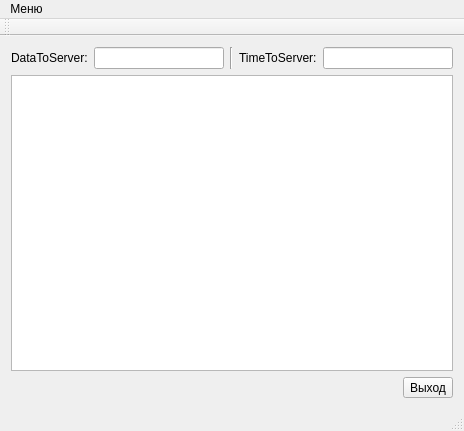
Above: TcpChatClient/tcpchatclient.ui from ulkiorra1992/Chat before the change. Below: the same form after it.
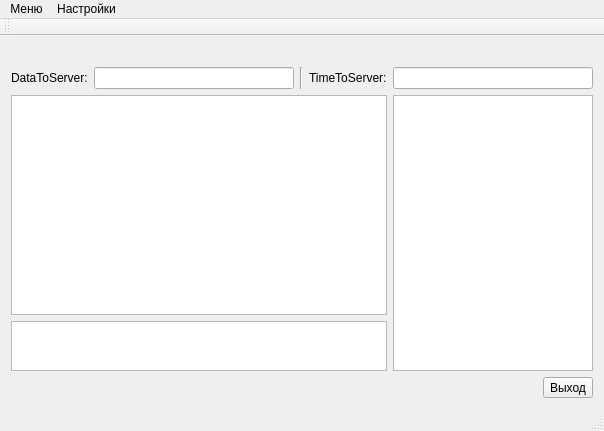
That is the form after the change. Icons and pictures are not drawn.

Diff of the .ui file:
```diff
--- a/TcpChatClient/tcpchatclient.ui
+++ b/TcpChatClient/tcpchatclient.ui
@@ -6,7 +6,7 @@
    <rect>
     <x>0</x>
     <y>0</y>
-    <width>464</width>
+    <width>604</width>
     <height>431</height>
    </rect>
   </property>
@@ -14,8 +14,18 @@
    <string>TcpChatClient</string>
   </property>
   <widget class="QWidget" name="centralWidget">
-   <layout class="QVBoxLayout" name="verticalLayout">
-    <item>
+   <layout class="QGridLayout" name="gridLayout">
+    <item row="2" column="1" rowspan="2">
+     <widget class="QListWidget" name="listWidgetUsers">
+      <property name="maximumSize">
+       <size>
+        <width>200</width>
+        <height>16777215</height>
+       </size>
+      </property>
+     </widget>
+    </item>
+    <item row="1" column="0" colspan="2">
      <layout class="QHBoxLayout" name="horizontalLayout">
       <item>
        <widget class="QLabel" name="label">
@@ -46,8 +56,8 @@
       </item>
      </layout>
     </item>
-    <item>
-     <widget class="QTextEdit" name="textEdit">
+    <item row="2" column="0">
+     <widget class="QTextEdit" name="teIn">
       <property name="html">
        <string>&lt;!DOCTYPE HTML PUBLIC &quot;-//W3C//DTD HTML 4.0//EN&quot; &quot;http://www.w3.org/TR/REC-html40/strict.dtd&quot;&gt;
 &lt;html&gt;&lt;head&gt;&lt;meta name=&quot;qrichtext&quot; content=&quot;1&quot; /&gt;&lt;style type=&quot;text/css&quot;&gt;
@@ -57,7 +67,17 @@
       </property>
      </widget>
     </item>
-    <item>
+    <item row="3" column="0">
+     <widget class="QTextEdit" name="teOut">
+      <property name="maximumSize">
+       <size>
+        <width>16777215</width>
+        <height>50</height>
+       </size>
+      </property>
+     </widget>
+    </item>
+    <item row="4" column="0" colspan="2">
      <layout class="QHBoxLayout" name="horizontalLayout_2">
       <item>
        <spacer name="horizontalSpacer">
@@ -77,10 +97,24 @@
         <property name="text">
          <string>Выход</string>
         </property>
+        <property name="icon">
+         <iconset resource="res.qrc">
+          <normaloff>:/img/quit.png</normaloff>:/img/quit.png</iconset>
+        </property>
+        <property name="toolButtonStyle">
+         <enum>Qt::ToolButtonTextBesideIcon</enum>
+        </property>
        </widget>
       </item>
      </layout>
     </item>
+    <item row="0" column="0">
+     <widget class="QLabel" name="lblState">
+      <property name="text">
+       <string/>
+      </property>
+     </widget>
+    </item>
    </layout>
   </widget>
   <widget class="QMenuBar" name="menuBar">
@@ -88,7 +122,7 @@
     <rect>
      <x>0</x>
      <y>0</y>
-     <width>464</width>
+     <width>604</width>
      <height>21</height>
     </rect>
    </property>
@@ -99,7 +133,14 @@
     <addaction name="aUserAuthorization"/>
     <addaction name="aUserRegistration"/>
    </widget>
+   <widget class="QMenu" name="menu_2">
+    <property name="title">
+     <string>Настройки</string>
+    </property>
+    <addaction name="appTray"/>
+   </widget>
    <addaction name="menu"/>
+   <addaction name="menu_2"/>
   </widget>
   <widget class="QToolBar" name="mainToolBar">
    <attribute name="toolBarArea">
```
Left out of the diff: 15 changed lines with no effect on the pictures.
